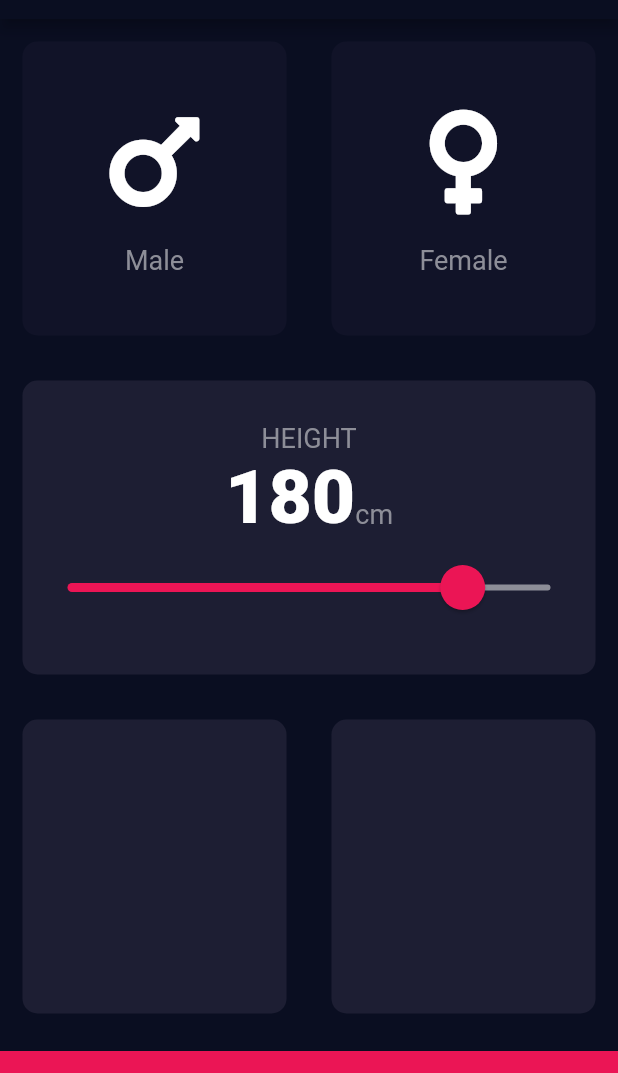
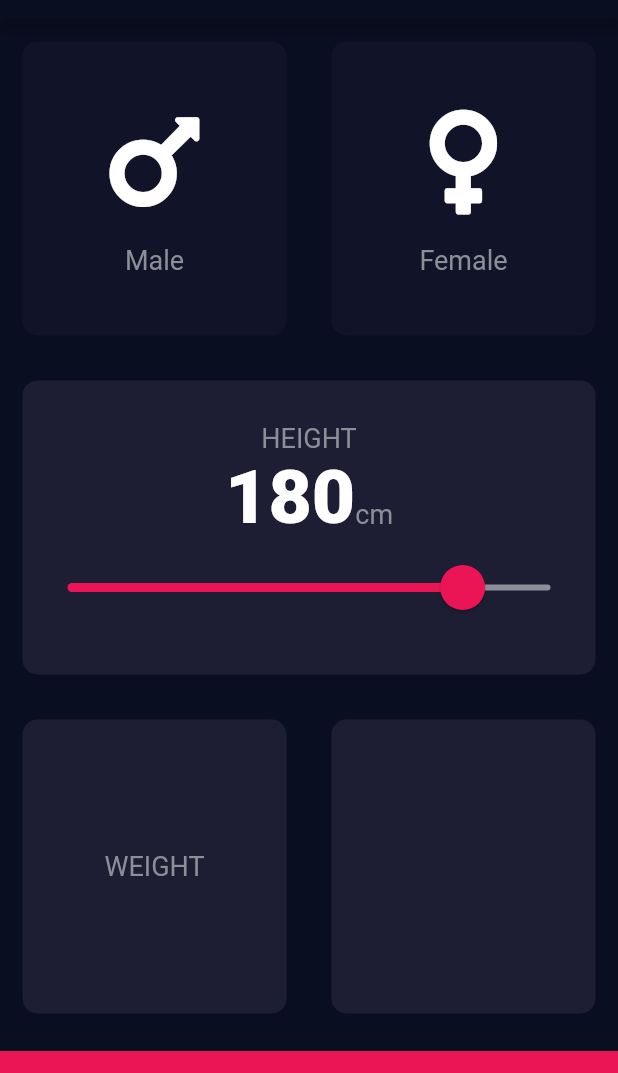
Before and after one commit to soniabhishek27/BMI_Calculator, a Flutter app: the screen it shows after launch, on a phone screen of 412 x 824 dp, the part 65-1138 px from its top. Run offline on Flutter 3.47's test engine with Material 2 defaults, Android fonts, the phone set to English and light mode, and no system bars; our stand-ins replace font_awesome_flutter.

Commit message:
Made changes

```diff
--- a/lib/Input_page.dart
+++ b/lib/Input_page.dart
@@ -123,7 +123,23 @@ class _InputPageState extends State<InputPage> {
               child: Row(
                 children: <Widget>[
                   Expanded(
-                    child: new ReusableContainer(colour: kmycolor),
+                    child: new ReusableContainer(
+                        colour: kmycolor,
+                      cardChild: Column(
+                        mainAxisAlignment: MainAxisAlignment.center,
+                        children: <Widget>[
+                          Text(
+                              'WEIGHT',
+                            style: klabelTextStyle,
+                          )
+
+
+
+                        ],
+                      ),
+
+                    ),
+
                   ),
                   Expanded(
                     child: new ReusableContainer(colour: kmycolor),
```
